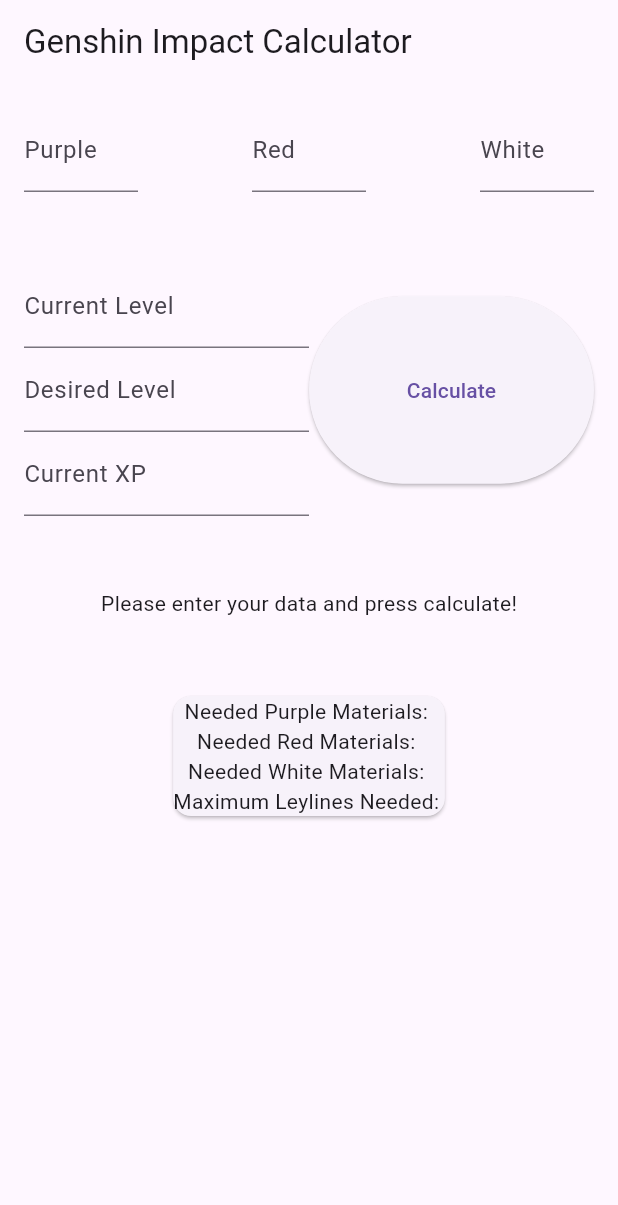
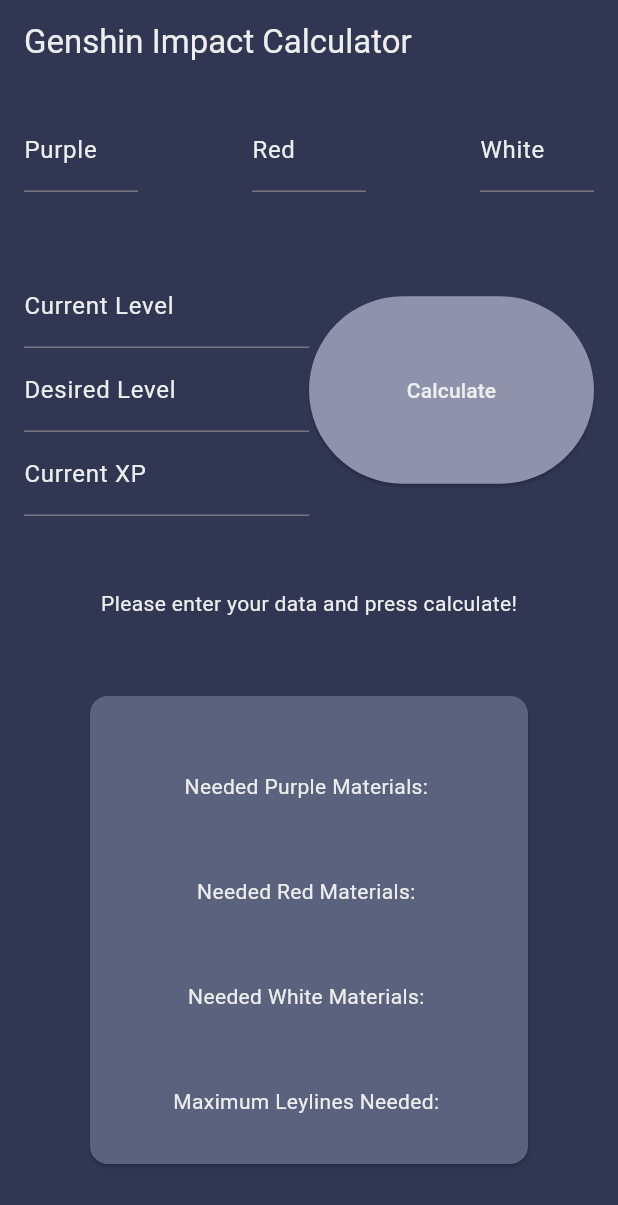
Before and after one commit to rtskeegan/genshin_calculator, a Flutter app: the screen it shows after launch, on a phone screen of 412 x 824 dp. Shown: the top 1205 px of the screen. Run offline on Flutter 3.47's test engine with Material 3 defaults, Android fonts, the phone set to English and light mode, and no system bars.

Commit message:
Begin to finalize overall app styling.

```diff
--- a/lib/view/calculator_view.dart
+++ b/lib/view/calculator_view.dart
@@ -25,10 +25,22 @@
   String neededWhites = '';
   String leylinesNeeded = '';
 
+  Color darkColor = Color.fromRGBO(49, 54, 82, 1);
+  Color darkMedColor = Color.fromRGBO(90, 98, 125, 1);
+  Color medColor = Color.fromRGBO(142, 146, 171, 1);
+  Color lightColor = Color.fromRGBO(238, 238, 238, 1);
+
   @override
   Widget build(BuildContext context) {
     return Scaffold(
-      appBar: AppBar(title: const Text("Genshin Impact Calculator")),
+      backgroundColor: darkColor,
+      appBar: AppBar(
+        title: Text(
+          "Genshin Impact Calculator",
+          style: TextStyle(color: lightColor),
+        ),
+        backgroundColor: darkColor,
+      ),
       body: Padding(
         padding: const EdgeInsets.all(16.0),
         child: Column(
@@ -38,7 +50,11 @@
               children: [
                 Expanded(
                   child: TextFormField(
-                    decoration: InputDecoration(labelText: "Purple"),
+                    style: TextStyle(color: lightColor),
+                    decoration: InputDecoration(
+                      labelText: "Purple",
+                      labelStyle: TextStyle(color: lightColor),
+                    ),
                     keyboardType: TextInputType.number,
                     onChanged: (value) {
                       totalPurpleMat = value;
@@ -48,7 +64,11 @@
                 Spacer(),
                 Expanded(
                   child: TextFormField(
-                    decoration: const InputDecoration(labelText: "Red"),
+                    style: TextStyle(color: lightColor),
+                    decoration: InputDecoration(
+                      labelText: "Red",
+                      labelStyle: TextStyle(color: lightColor),
+                    ),
                     keyboardType: TextInputType.number,
                     onChanged: (value) {
                       totalRedMat = value;
@@ -58,7 +78,11 @@
                 Spacer(),
                 Expanded(
                   child: TextFormField(
-                    decoration: const InputDecoration(labelText: "White"),
+                    style: TextStyle(color: lightColor),
+                    decoration: InputDecoration(
+                      labelText: "White",
+                      labelStyle: TextStyle(color: lightColor),
+                    ),
                     keyboardType: TextInputType.number,
                     onChanged: (value) {
                       totalWhiteMat = value;
@@ -74,8 +98,10 @@
                   child: Column(
                     children: [
                       TextFormField(
-                        decoration: const InputDecoration(
+                        style: TextStyle(color: lightColor),
+                        decoration: InputDecoration(
                           labelText: "Current Level",
+                          labelStyle: TextStyle(color: lightColor),
                         ),
                         keyboardType: TextInputType.number,
                         onChanged: (value) {
@@ -83,8 +109,10 @@
                         },
                       ),
                       TextFormField(
-                        decoration: const InputDecoration(
+                        style: TextStyle(color: lightColor),
+                        decoration: InputDecoration(
                           labelText: "Desired Level",
+                          labelStyle: TextStyle(color: lightColor),
                         ),
                         keyboardType: TextInputType.number,
                         onChanged: (value) {
@@ -92,8 +120,10 @@
                         },
                       ),
                       TextFormField(
-                        decoration: const InputDecoration(
+                        style: TextStyle(color: lightColor),
+                        decoration: InputDecoration(
                           labelText: "Current XP",
+                          labelStyle: TextStyle(color: lightColor),
                         ),
                         keyboardType: TextInputType.number,
                         onChanged: (value) {
@@ -105,9 +135,15 @@
                 ),
                 Expanded(
                   child: ElevatedButton(
-                    style: ElevatedButton.styleFrom(minimumSize: Size(0, 125)),
+                    style: ElevatedButton.styleFrom(
+                      minimumSize: Size(0, 125),
+                      backgroundColor: medColor,
+                    ),
                     onPressed: calculateRequiredMaterials,
-                    child: const Text("Calculate"),
+                    child: Text(
+                      "Calculate",
+                      style: TextStyle(color: lightColor),
+                    ),
                   ),
                 ),
               ],
@@ -118,18 +154,40 @@
                 response == ''
                     ? "Please enter your data and press calculate!"
                     : response,
+                style: TextStyle(color: lightColor),
               ),
             ),
             SizedBox(height: 48.0),
             Center(
-              child: Card(
-                child: Column(
-                  children: [
-                    Text("Needed Purple Materials: $neededPurples"),
-                    Text("Needed Red Materials: $neededReds"),
-                    Text("Needed White Materials: $neededWhites"),
-                    Text("Maximum Leylines Needed: $leylinesNeeded"),
-                  ],
+              child: SizedBox(
+                height: 320,
+                width: 300,
+                child: Card(
+                  color: darkMedColor,
+                  child: Column(
+                    children: [
+                      SizedBox(height: 50),
+                      Text(
+                        "Needed Purple Materials: $neededPurples",
+                        style: TextStyle(color: lightColor),
+                      ),
+                      SizedBox(height: 50),
+                      Text(
+                        "Needed Red Materials: $neededReds",
+                        style: TextStyle(color: lightColor),
+                      ),
+                      SizedBox(height: 50),
+                      Text(
+                        "Needed White Materials: $neededWhites",
+                        style: TextStyle(color: lightColor),
+                      ),
+                      SizedBox(height: 50),
+                      Text(
+                        "Maximum Leylines Needed: $leylinesNeeded",
+                        style: TextStyle(color: lightColor),
+                      ),
+                    ],
+                  ),
                 ),
               ),
             ),
@@ -140,7 +198,6 @@
   }
 
   void calculateRequiredMaterials() {
-    // FIX THIS!!!!!!!!!!
     int neededPurplesInt = 0;
     int neededRedsInt = 0;
     int neededWhitesInt = 0;
```
